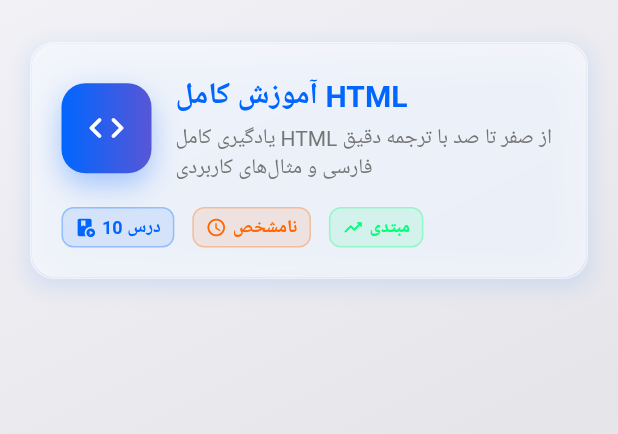
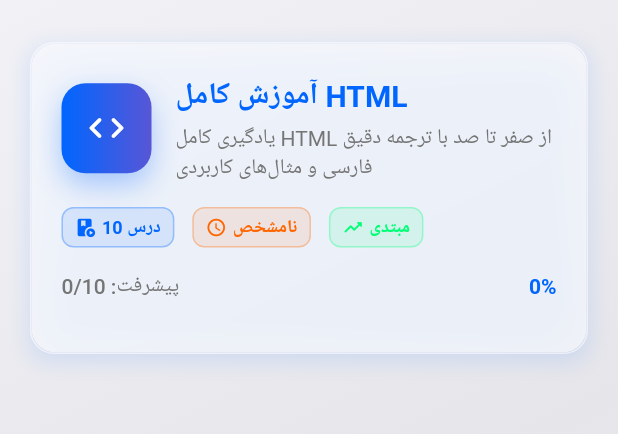
Before and after one commit to ehsanmandegar/edubox-offline-learning-app, a Flutter app: the screen it shows after launch, on a phone screen of 412 x 824 dp, the part 72-506 px from its top. Run offline on Flutter 3.47's test engine with Material 3 defaults, Android fonts, the phone set to English and light mode, and no system bars; our stand-ins replace in_app_purchase, shared_preferences, sqflite; accounts and stored records are empty; Roboto replaces fonts that are missing (SF Pro Text).

```diff
--- a/lib/main.dart
+++ b/lib/main.dart
@@ -6,6 +6,48 @@ import 'core/theme/app_theme.dart';
 import 'core/models/course.dart';
 import 'core/models/lesson.dart';
 import 'core/widgets/hyper_glass_container.dart';
+
+// Simple Progress Provider
+class ProgressProvider extends ChangeNotifier {
+  final Map<String, Set<String>> _completedLessons = {};
+  final Map<String, bool> _bookmarkedLessons = {};
+
+  Set<String> getCompletedLessons(String courseId) {
+    return _completedLessons[courseId] ?? {};
+  }
+
+  bool isLessonCompleted(String courseId, String lessonId) {
+    return _completedLessons[courseId]?.contains(lessonId) ?? false;
+  }
+
+  void markLessonCompleted(String courseId, String lessonId) {
+    if (!_completedLessons.containsKey(courseId)) {
+      _completedLessons[courseId] = <String>{};
+    }
+    _completedLessons[courseId]!.add(lessonId);
+    notifyListeners();
+  }
+
+  void markLessonIncomplete(String courseId, String lessonId) {
+    _completedLessons[courseId]?.remove(lessonId);
+    notifyListeners();
+  }
+
+  double getCourseProgress(String courseId, int totalLessons) {
+    if (totalLessons == 0) return 0.0;
+    final completed = _completedLessons[courseId]?.length ?? 0;
+    return completed / totalLessons;
+  }
+
+  bool isLessonBookmarked(String lessonId) {
+    return _bookmarkedLessons[lessonId] ?? false;
+  }
+
+  void toggleBookmark(String lessonId) {
+    _bookmarkedLessons[lessonId] = !(_bookmarkedLessons[lessonId] ?? false);
+    notifyListeners();
+  }
+}
 
 void main() {
   runApp(const EduBoxApp());
@@ -16,13 +58,16 @@ class EduBoxApp extends StatelessWidget {
 
   @override
   Widget build(BuildContext context) {
-    return MaterialApp(
+    return ChangeNotifierProvider(
+      create: (_) => ProgressProvider(),
+      child: MaterialApp(
         title: 'EduBox - iOS 26',
         debugShowCheckedModeBanner: false,
         theme: AppTheme.lightTheme,
         darkTheme: AppTheme.darkTheme,
         themeMode: ThemeMode.system,
         home: const CourseListScreen(),
+      ),
     );
   }
 }
@@ -220,6 +265,13 @@ class _CourseListScreenState extends State<CourseListScreen>
                   ],
                 ),
                 const SizedBox(height: 16),
+                Consumer<ProgressProvider>(
+                  builder: (context, progressProvider, child) {
+                    final progress = progressProvider.getCourseProgress(course.id, course.totalLessons);
+                    final completedLessons = progressProvider.getCompletedLessons(course.id).length;
+
+                    return Column(
+                      children: [
                         Row(
                           children: [
                             _buildInfoChip(
@@ -240,6 +292,63 @@ class _CourseListScreenState extends State<CourseListScreen>
                               course.difficultyLevel.color,
                             ),
                           ],
+                        ),
+                        const SizedBox(height: 16),
+                        // Progress Section
+                        Row(
+                          mainAxisAlignment: MainAxisAlignment.spaceBetween,
+                          children: [
+                            Text(
+                              'پیشرفت: $completedLessons/${course.totalLessons}',
+                              style: TextStyle(
+                                fontSize: 14,
+                                color: Colors.grey.shade600,
+                                fontWeight: FontWeight.w500,
+                              ),
+                            ),
+                            Text(
+                              '${(progress * 100).toInt()}%',
+                              style: const TextStyle(
+                                fontSize: 14,
+                                color: Color(0xFF0066FF),
+                                fontWeight: FontWeight.bold,
+                              ),
+                            ),
+                          ],
+                        ),
+                        const SizedBox(height: 8),
+                        Container(
+                          height: 6,
+                          decoration: BoxDecoration(
+                            borderRadius: BorderRadius.circular(3),
+                            color: Colors.grey.shade200,
+                          ),
+                          child: FractionallySizedBox(
+                            alignment: Alignment.centerLeft,
+                            widthFactor: progress,
+                            child: Container(
+                              decoration: BoxDecoration(
+                                borderRadius: BorderRadius.circular(3),
+                                gradient: const LinearGradient(
+                                  colors: [
+                                    Color(0xFF0066FF),
+                                    Color(0xFF00FF77),
+                                  ],
+                                ),
+                                boxShadow: [
+                                  BoxShadow(
+                                    color: const Color(0xFF0066FF).withOpacity(0.3),
+                                    blurRadius: 6,
+                                    offset: const Offset(0, 2),
+                                  ),
+                                ],
+                              ),
+                            ),
+                          ),
+                        ),
+                      ],
+                    );
+                  },
                 ),
               ],
             ),
@@ -421,7 +530,6 @@ class _LessonDetailScreenState extends State<LessonDetailScreen>
   late Animation<double> _floatingAnimation;
 
   bool _showTranslation = false;
-  bool _isCompleted = false;
 
   @override
   void initState() {
@@ -508,19 +616,37 @@ class _LessonDetailScreenState extends State<LessonDetailScreen>
           ),
         ),
         actions: [
-          IconButton(
+          Consumer<ProgressProvider>(
+            builder: (context, progressProvider, child) {
+              final isCompleted = progressProvider.isLessonCompleted(
+                widget.lesson.courseId,
+                widget.lesson.id
+              );
+
+              return IconButton(
                 onPressed: () {
-              setState(() {
-                _isCompleted = !_isCompleted;
-              });
+                  if (isCompleted) {
+                    progressProvider.markLessonIncomplete(
+                      widget.lesson.courseId,
+                      widget.lesson.id
+                    );
+                  } else {
+                    progressProvider.markLessonCompleted(
+                      widget.lesson.courseId,
+                      widget.lesson.id
+                    );
+                  }
+
                   ScaffoldMessenger.of(context).showSnackBar(
                     SnackBar(
                       content: Text(
-                    _isCompleted ? '✅ درس تکمیل شد!' : '📖 درس به عنوان ناتمام علامت‌گذاری شد',
+                        isCompleted
+                            ? '📖 درس به عنوان ناتمام علامت‌گذاری شد'
+                            : '✅ درس تکمیل شد!',
                       ),
-                  backgroundColor: _isCompleted
-                      ? const Color(0xFF00FF77)
-                      : const Color(0xFF0066FF),
+                      backgroundColor: isCompleted
+                          ? const Color(0xFF0066FF)
+                          : const Color(0xFF00FF77),
                       behavior: SnackBarBehavior.floating,
                       shape: RoundedRectangleBorder(
                         borderRadius: BorderRadius.circular(12),
@@ -531,23 +657,25 @@ class _LessonDetailScreenState extends State<LessonDetailScreen>
                 icon: Container(
                   padding: const EdgeInsets.all(8),
                   decoration: BoxDecoration(
-                color: _isCompleted
+                    color: isCompleted
                         ? const Color(0xFF00FF77).withOpacity(0.2)
                         : Colors.white.withOpacity(0.2),
                     borderRadius: BorderRadius.circular(12),
                     border: Border.all(
-                  color: _isCompleted
+                      color: isCompleted
                           ? const Color(0xFF00FF77).withOpacity(0.5)
                           : Colors.white.withOpacity(0.3),
                       width: 1,
                     ),
                   ),
                   child: Icon(
-                _isCompleted ? Icons.check_circle : Icons.radio_button_unchecked,
-                color: _isCompleted ? const Color(0xFF00FF77) : const Color(0xFF0066FF),
+                    isCompleted ? Icons.check_circle : Icons.radio_button_unchecked,
+                    color: isCompleted ? const Color(0xFF00FF77) : const Color(0xFF0066FF),
                     size: 20,
                   ),
                 ),
+              );
+            },
           ),
         ],
       ),
```
Also changed, not shown: 2 other files. Lines whose indentation alone changed are shown as unchanged.
